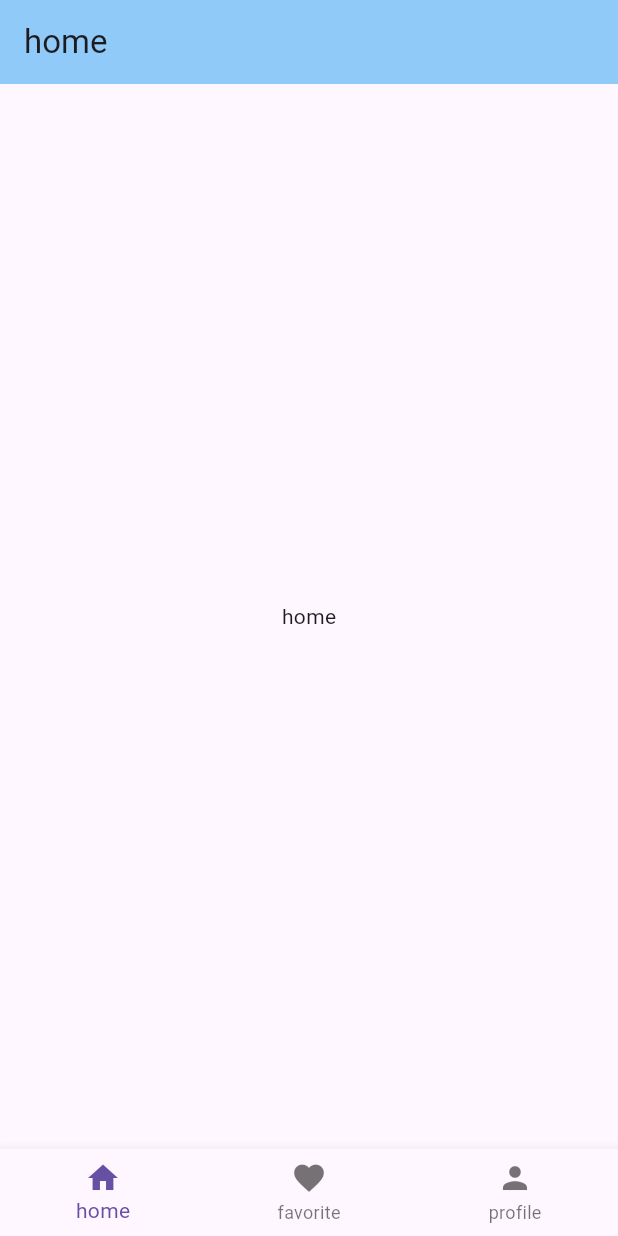
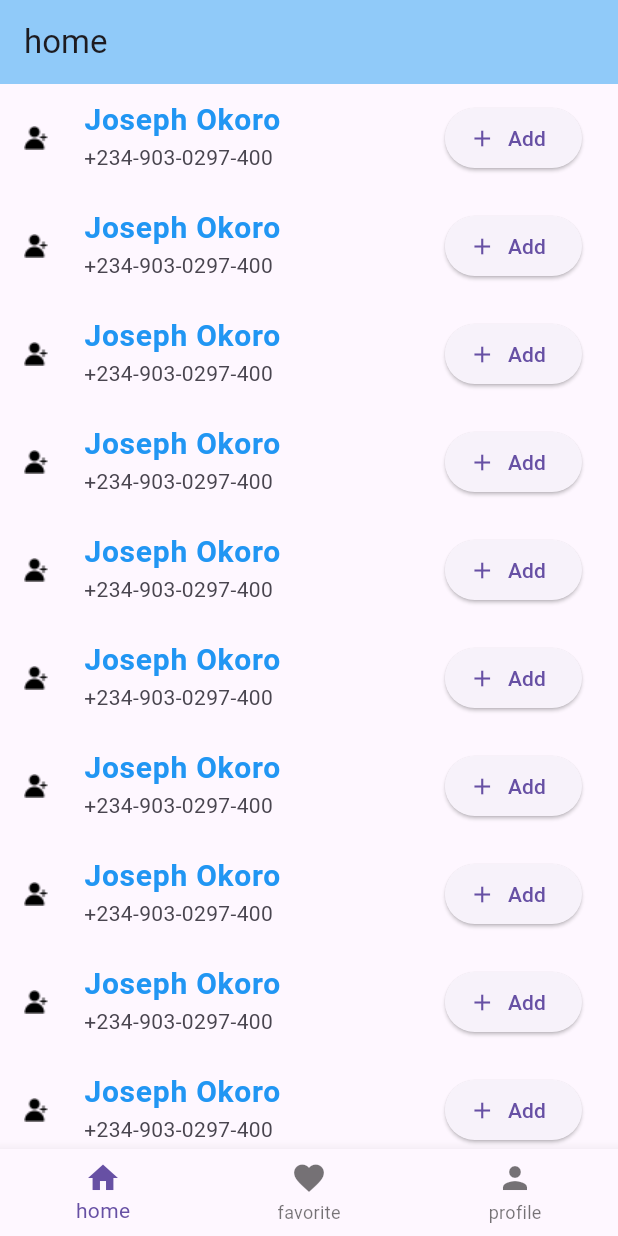
Before and after one commit to surge2o/navigation, a Flutter app: the screen it shows after launch, on a phone screen of 412 x 824 dp. Run offline on Flutter 3.47's test engine with Material 2 defaults, Android fonts, the phone set to English and light mode, and no system bars.

Commit message:
chore: add contact widget

```diff
--- a/lib/widget/home_widget.dart
+++ b/lib/widget/home_widget.dart
@@ -6,9 +6,39 @@ class HomeWidget extends StatelessWidget {
   @override
   Widget build(BuildContext context) {
     return const SafeArea(
-      child: Center(
-        child: Text('home'),
-      ),
+      child: ContactList(),
     );
   }
 }
+
+class ContactList extends StatelessWidget {
+  const ContactList({super.key});
+
+  @override
+  Widget build(BuildContext context) {
+    return ListView.builder(
+      itemCount: 10,
+      itemBuilder: (context, index){
+        return ListTile(
+          leading: Image.asset("assets/images/add-friend.png"),
+          title: const Text("Joseph Okoro",
+          style: TextStyle(fontSize: 20.0,
+          fontWeight: FontWeight.w700,
+          color: Colors.blue,),
+          ),
+          subtitle: const Text("+234-903-0297-400"),
+          trailing: ElevatedButton.icon(
+            onPressed: (){},
+            icon: const Icon(Icons.add),
+            label: const Text("Add"),
+          ),
+          // trailing: IconButton(
+          //   onPressed: (){},
+          //   icon: const Icon(Icons.add),
+
+          // )
+        );
+      }
+      );
+  }
+}
--- a/pubspec.yaml
+++ b/pubspec.yaml
@@ -62,8 +62,8 @@ flutter:
 
   # To add assets to your application, add an assets section, like this:
   assets:
-    - assets/images/k.jpg
-  #   - images/a_dot_ham.jpeg
+    - assets/images/
+    # - images/a_dot_ham.jpeg
 
   # An image asset can refer to one or more resolution-specific "variants", see
   # https://flutter.dev/assets-and-images/#resolution-aware
```
Also changed, not shown: assets/images/add-friend.png (added).
